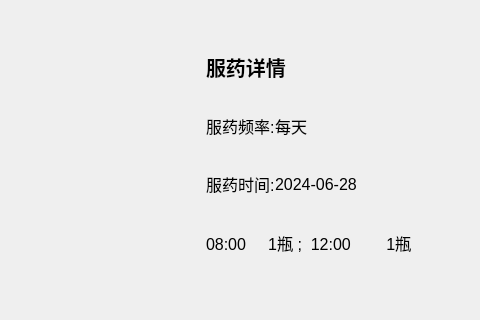
The window that medcine_information.ui (tongvvv/medicineBox) describes before a commit, drawn with Qt 5; both pictures show x 167 to 647 and y 343 to 663 of the 833 by 663 pixel window.
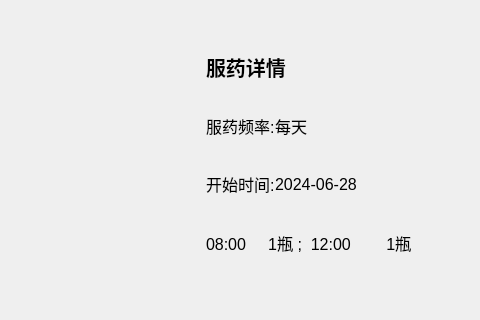
The same window after the commit. Custom widgets are drawn as their Qt base class.

What changed in the file:
```diff
--- a/medcine_information.ui
+++ b/medcine_information.ui
@@ -370,7 +370,7 @@
                </font>
               </property>
               <property name="text">
-               <string>服药时间:</string>
+               <string>开始时间:</string>
               </property>
              </widget>
             </item>
```
Left out of the diff: 14 changed lines with no effect on the pictures.
